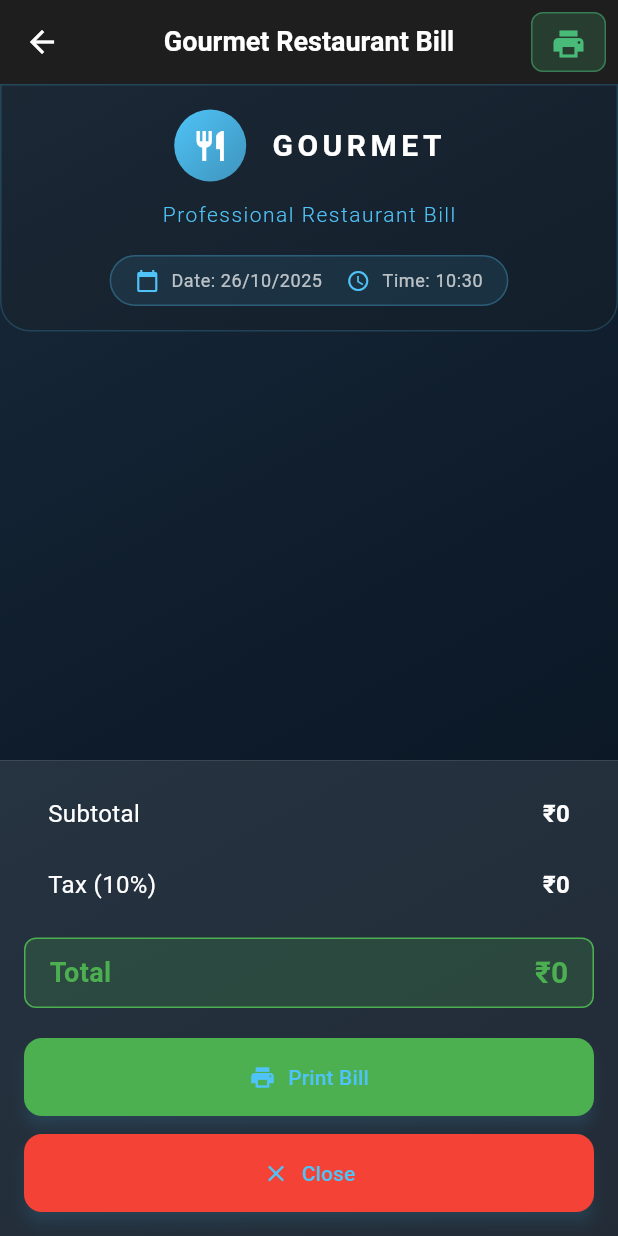
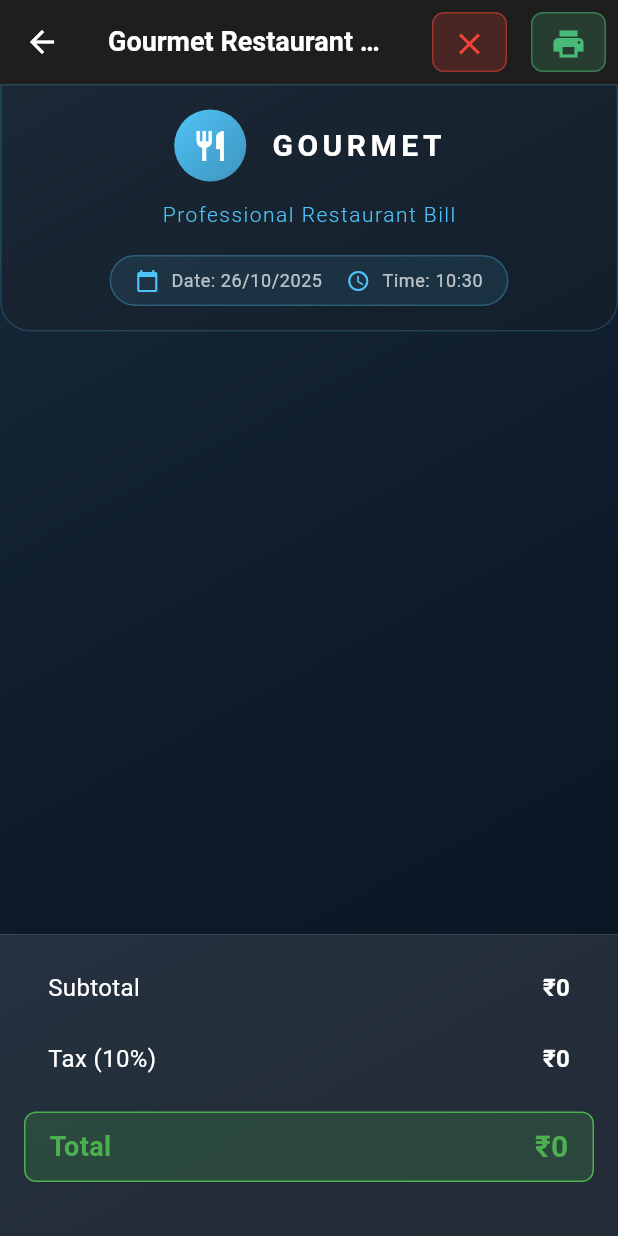
Before and after one commit to palkeshpatel/restaurant_pos, a Flutter app: the BillScreen screen opened directly with empty values, on a phone screen of 412 x 824 dp. Run offline on Flutter 3.47's test engine with Material 3 defaults, Android fonts, the phone set to English and light mode, and no system bars; our stand-ins replace animate_do, pdf, printing, shared_preferences; accounts and stored records are empty.

Commit message:
update chnages

```diff
--- a/lib/screens/bill_screen.dart
+++ b/lib/screens/bill_screen.dart
@@ -56,6 +56,22 @@ class _BillScreenState extends State<BillScreen> {
         foregroundColor: Colors.white,
         elevation: 0,
         actions: [
+          Container(
+            margin: const EdgeInsets.all(8),
+            decoration: BoxDecoration(
+              color: Colors.red.withOpacity(0.2),
+              borderRadius: BorderRadius.circular(8),
+              border: Border.all(
+                color: Colors.red.withOpacity(0.5),
+              ),
+            ),
+            child: IconButton(
+              onPressed: () => Navigator.of(context).pop(),
+              icon: const Icon(Icons.close),
+              tooltip: 'Close',
+              color: Colors.red,
+            ),
+          ),
           Container(
             margin: const EdgeInsets.all(8),
             decoration: BoxDecoration(
@@ -222,63 +238,6 @@ class _BillScreenState extends State<BillScreen> {
                     const SizedBox(height: 16),
                     _buildSummaryRow('Total', total, isTotal: true),
                     const SizedBox(height: 20),
-                    _isMobile
-                        ? Column(
-                            children: [
-                              SizedBox(
-                                width: double.infinity,
-                                child: ElevatedButton.icon(
-                                  onPressed: () => _printBill(subtotal, tax, total),
-                                  icon: const Icon(Icons.print),
-                                  label: const Text('Print Bill'),
-                                  style: ElevatedButton.styleFrom(
-                                    backgroundColor: Colors.green,
-                                    padding: const EdgeInsets.all(16),
-                                  ),
-                                ),
-                              ),
-                              const SizedBox(height: 12),
-                              SizedBox(
-                                width: double.infinity,
-                                child: ElevatedButton.icon(
-                                  onPressed: () => Navigator.of(context).pop(),
-                                  icon: const Icon(Icons.close),
-                                  label: const Text('Close'),
-                                  style: ElevatedButton.styleFrom(
-                                    backgroundColor: Colors.red,
-                                    padding: const EdgeInsets.all(16),
-                                  ),
-                                ),
-                              ),
-                            ],
-                          )
-                        : Row(
-                            children: [
-                              Expanded(
-                                child: ElevatedButton.icon(
-                                  onPressed: () => Navigator.of(context).pop(),
-                                  icon: const Icon(Icons.close),
-                                  label: const Text('Close'),
-                                  style: ElevatedButton.styleFrom(
-                                    backgroundColor: Colors.red,
-                                    padding: const EdgeInsets.all(16),
-                                  ),
-                                ),
-                              ),
-                              const SizedBox(width: 16),
-                              Expanded(
-                                child: ElevatedButton.icon(
-                                  onPressed: () => _printBill(subtotal, tax, total),
-                                  icon: const Icon(Icons.print),
-                                  label: const Text('Print Bill'),
-                                  style: ElevatedButton.styleFrom(
-                                    backgroundColor: Colors.green,
-                                    padding: const EdgeInsets.all(16),
-                                  ),
-                                ),
-                              ),
-                            ],
-                          ),
                   ],
                 ),
               ),
```
Also changed, not shown: 1 other file.
